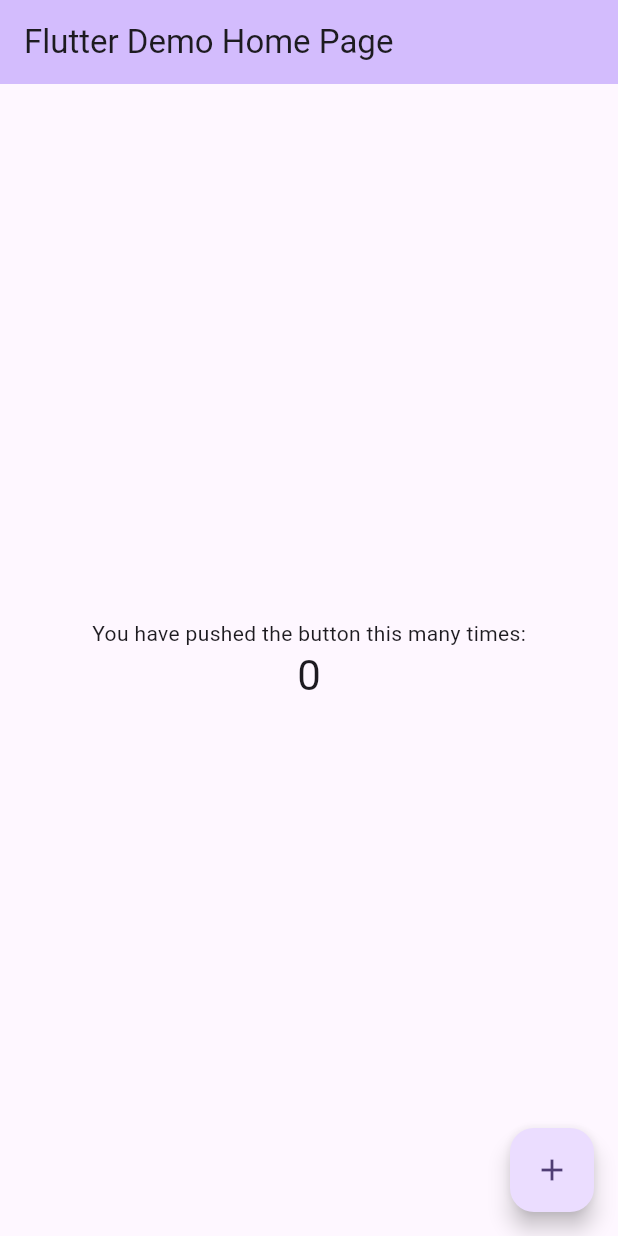
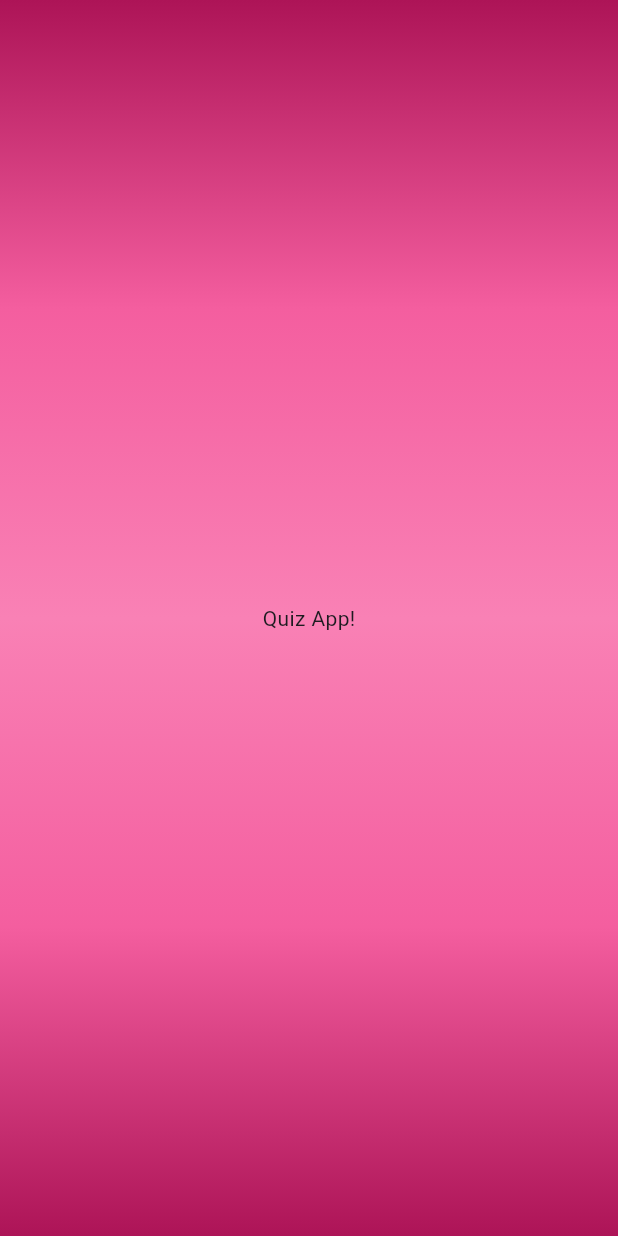
Before and after one commit to ayeshaak1/quiz_app, a Flutter app: the screen it shows after launch, on a phone screen of 412 x 824 dp. Run offline on Flutter 3.47's test engine with Material 3 defaults, Android fonts, the phone set to English and light mode, and no system bars.

Commit message:
Added gradient background and text

```diff
--- a/lib/main.dart
+++ b/lib/main.dart
@@ -1,125 +1,28 @@
 import 'package:flutter/material.dart';
 
 void main() {
-  runApp(const MyApp());
-}
-
-class MyApp extends StatelessWidget {
-  const MyApp({super.key});
-
-  // This widget is the root of your application.
-  @override
-  Widget build(BuildContext context) {
-    return MaterialApp(
-      title: 'Flutter Demo',
-      theme: ThemeData(
-        // This is the theme of your application.
-        //
-        // TRY THIS: Try running your application with "flutter run". You'll see
-        // the application has a purple toolbar. Then, without quitting the app,
-        // try changing the seedColor in the colorScheme below to Colors.green
-        // and then invoke "hot reload" (save your changes or press the "hot
-        // reload" button in a Flutter-supported IDE, or press "r" if you used
-        // the command line to start the app).
-        //
-        // Notice that the counter didn't reset back to zero; the application
-        // state is not lost during the reload. To reset the state, use hot
-        // restart instead.
-        //
-        // This works for code too, not just values: Most code changes can be
-        // tested with just a hot reload.
-        colorScheme: ColorScheme.fromSeed(seedColor: Colors.deepPurple),
-        useMaterial3: true,
-      ),
-      home: const MyHomePage(title: 'Flutter Demo Home Page'),
-    );
-  }
-}
-
-class MyHomePage extends StatefulWidget {
-  const MyHomePage({super.key, required this.title});
-
-  // This widget is the home page of your application. It is stateful, meaning
-  // that it has a State object (defined below) that contains fields that affect
-  // how it looks.
-
-  // This class is the configuration for the state. It holds the values (in this
-  // case the title) provided by the parent (in this case the App widget) and
-  // used by the build method of the State. Fields in a Widget subclass are
-  // always marked "final".
-
-  final String title;
-
-  @override
-  State<MyHomePage> createState() => _MyHomePageState();
-}
-
-class _MyHomePageState extends State<MyHomePage> {
-  int _counter = 0;
-
-  void _incrementCounter() {
-    setState(() {
-      // This call to setState tells the Flutter framework that something has
-      // changed in this State, which causes it to rerun the build method below
-      // so that the display can reflect the updated values. If we changed
-      // _counter without calling setState(), then the build method would not be
-      // called again, and so nothing would appear to happen.
-      _counter++;
-    });
-  }
-
-  @override
-  Widget build(BuildContext context) {
-    // This method is rerun every time setState is called, for instance as done
-    // by the _incrementCounter method above.
-    //
-    // The Flutter framework has been optimized to make rerunning build methods
-    // fast, so that you can just rebuild anything that needs updating rather
-    // than having to individually change instances of widgets.
-    return Scaffold(
-      appBar: AppBar(
-        // TRY THIS: Try changing the color here to a specific color (to
-        // Colors.amber, perhaps?) and trigger a hot reload to see the AppBar
-        // change color while the other colors stay the same.
-        backgroundColor: Theme.of(context).colorScheme.inversePrimary,
-        // Here we take the value from the MyHomePage object that was created by
-        // the App.build method, and use it to set our appbar title.
-        title: Text(widget.title),
-      ),
-      body: Center(
-        // Center is a layout widget. It takes a single child and positions it
-        // in the middle of the parent.
-        child: Column(
-          // Column is also a layout widget. It takes a list of children and
-          // arranges them vertically. By default, it sizes itself to fit its
-          // children horizontally, and tries to be as tall as its parent.
-          //
-          // Column has various properties to control how it sizes itself and
-          // how it positions its children. Here we use mainAxisAlignment to
-          // center the children vertically; the main axis here is the vertical
-          // axis because Columns are vertical (the cross axis would be
-          // horizontal).
-          //
-          // TRY THIS: Invoke "debug painting" (choose the "Toggle Debug Paint"
-          // action in the IDE, or press "p" in the console), to see the
-          // wireframe for each widget.
-          mainAxisAlignment: MainAxisAlignment.center,
-          children: <Widget>[
-            const Text(
-              'You have pushed the button this many times:',
+  runApp(
+    MaterialApp(
+      home: Scaffold(
+        body: Container(
+          decoration: const BoxDecoration(
+            gradient: LinearGradient(
+              colors: [
+                Color.fromRGBO(173, 20, 87, 1),
+                Color.fromRGBO(244, 94, 159, 1),
+                Color.fromRGBO(249, 129, 181, 1),
+                Color.fromRGBO(244, 94, 159, 1),
+                Color.fromRGBO(173, 20, 87, 1),
+              ],
+              begin: Alignment.topLeft,
+              end: Alignment.bottomLeft,
             ),
-            Text(
-              '$_counter',
-              style: Theme.of(context).textTheme.headlineMedium,
-            ),
-          ],
+          ),
+          child: const Center(
+            child: Text('Quiz App!'),
+          ),
         ),
       ),
-      floatingActionButton: FloatingActionButton(
-        onPressed: _incrementCounter,
-        tooltip: 'Increment',
-        child: const Icon(Icons.add),
-      ), // This trailing comma makes auto-formatting nicer for build methods.
-    );
-  }
+    ),
+  );
 }
```
